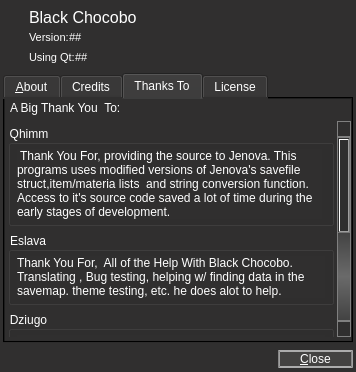
Qt form about.ui (sithlord48/blackchocobo) before a commit.
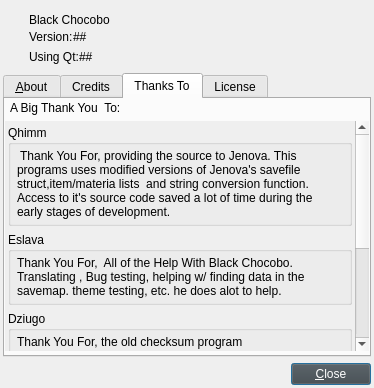
The same form after that commit. The open tabs and pages were chosen to show the change. Icons and pictures are not drawn.

Commit message: all dialogs now get style from the main windows style. actionEdit_paths  renamed actionShow_Options

```diff
--- a/about.ui
+++ b/about.ui
@@ -9,8 +9,8 @@
    <rect>
     <x>0</x>
     <y>0</y>
-    <width>356</width>
-    <height>372</height>
+    <width>374</width>
+    <height>388</height>
    </rect>
   </property>
   <property name="sizePolicy">
@@ -42,7 +42,7 @@
    <double>1.000000000000000</double>
   </property>
   <property name="styleSheet">
-   <string notr="true">QDialog{
+   <string notr="true">/*QDialog{
 background-color: rgb(48, 47, 47);
 font: ;color:rgb(255,255,255);
 }
@@ -76,7 +76,7 @@
     background-color: qlineargradient(spread:pad, x1:0.5, y1:0.00568182, x2:0.497, y2:1, stop:0 rgba(32, 31, 31, 255), stop:0.5 rgba(106, 106, 106, 255), stop:1 rgba(32, 31, 31, 255));
 	font: ;color:rgb(255,255,255);
 }
-/* Vertical scroll bar */
+/* Vertical scroll bar 
 QScrollBar:vertical{
     border:1px solid grey;
 	background-color:rgb(47,47,47);
@@ -117,7 +117,7 @@
 QScrollBar::add-page:vertical,QScrollBar::sub-page:vertical{
 background-color: qlineargradient(spread:pad, x1:0.5, y1:0.00568182, x2:0.497, y2:1, stop:0 rgba(67, 67, 67, 255), stop:0.5 rgba(106, 106, 106, 255), stop:1 rgba(67, 67, 67, 255));
 }
-</string>
+*/</string>
   </property>
   <property name="modal">
    <bool>true</bool>
@@ -167,9 +167,6 @@
            <height>24</height>
           </size>
          </property>
-         <property name="styleSheet">
-          <string notr="true">font: 12pt;</string>
-         </property>
          <property name="text">
           <string>Black Chocobo </string>
          </property>
@@ -182,15 +179,6 @@
         <layout class="QHBoxLayout" name="horizontalLayout_3">
          <item>
           <widget class="QLabel" name="label1">
-           <property name="font">
-            <font>
-             <family>ubuntu</family>
-             <pointsize>8</pointsize>
-             <weight>50</weight>
-             <italic>false</italic>
-             <bold>false</bold>
-            </font>
-           </property>
            <property name="text">
             <string>Version:</string>
            </property>
@@ -198,15 +186,6 @@
          </item>
          <item>
           <widget class="QLabel" name="lbl_bc_version">
-           <property name="font">
-            <font>
-             <family>ubuntu</family>
-             <pointsize>8</pointsize>
-             <weight>50</weight>
-             <italic>false</italic>
-             <bold>false</bold>
-            </font>
-           </property>
            <property name="text">
             <string notr="true">##</string>
            </property>
@@ -231,15 +210,6 @@
         <layout class="QHBoxLayout" name="horizontalLayout_2">
          <item>
           <widget class="QLabel" name="label2">
-           <property name="font">
-            <font>
-             <family>ubuntu</family>
-             <pointsize>8</pointsize>
-             <weight>50</weight>
-             <italic>false</italic>
-             <bold>false</bold>
-            </font>
-           </property>
            <property name="text">
             <string>Using Qt:</string>
            </property>
@@ -247,15 +217,6 @@
          </item>
          <item>
           <widget class="QLabel" name="lbl_qt_version">
-           <property name="font">
-            <font>
-             <family>ubuntu</family>
-             <pointsize>8</pointsize>
-             <weight>50</weight>
-             <italic>false</italic>
-             <bold>false</bold>
-            </font>
-           </property>
            <property name="text">
             <string notr="true">##</string>
            </property>
@@ -1432,8 +1393,8 @@
            <rect>
             <x>0</x>
             <y>0</y>
-            <width>138</width>
-            <height>740</height>
+            <width>349</width>
+            <height>390</height>
            </rect>
           </property>
           <layout class="QVBoxLayout" name="verticalLayout_11">
```
Left out of the diff: 19 changed lines with no effect on the pictures. The commit also changes 4 other files.
